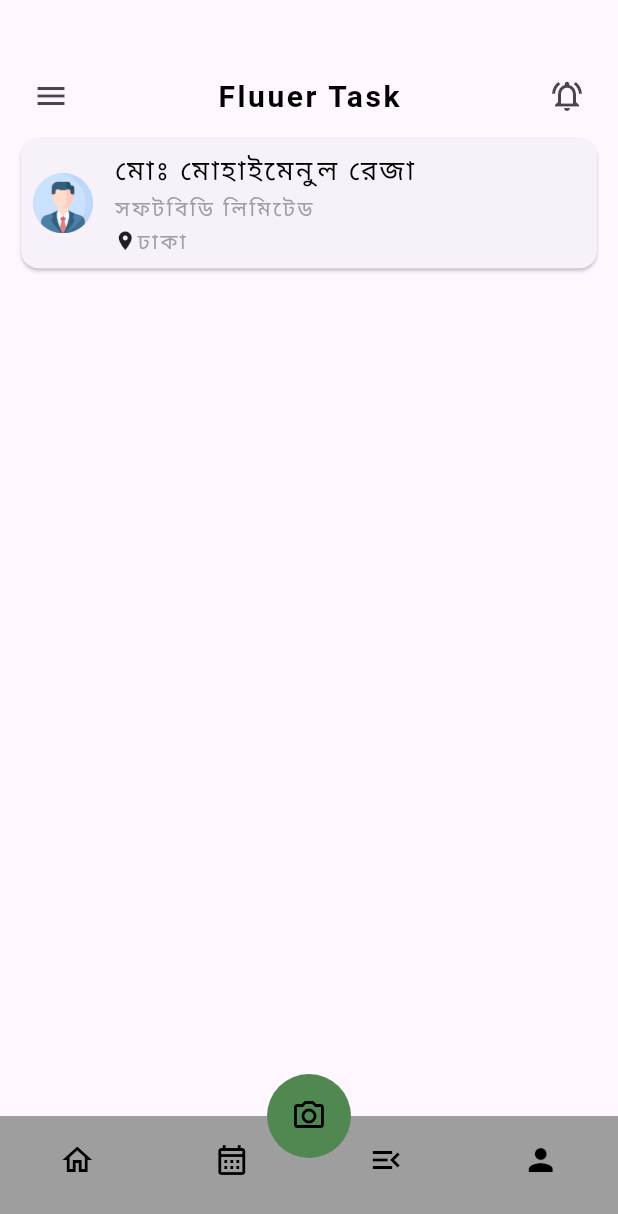
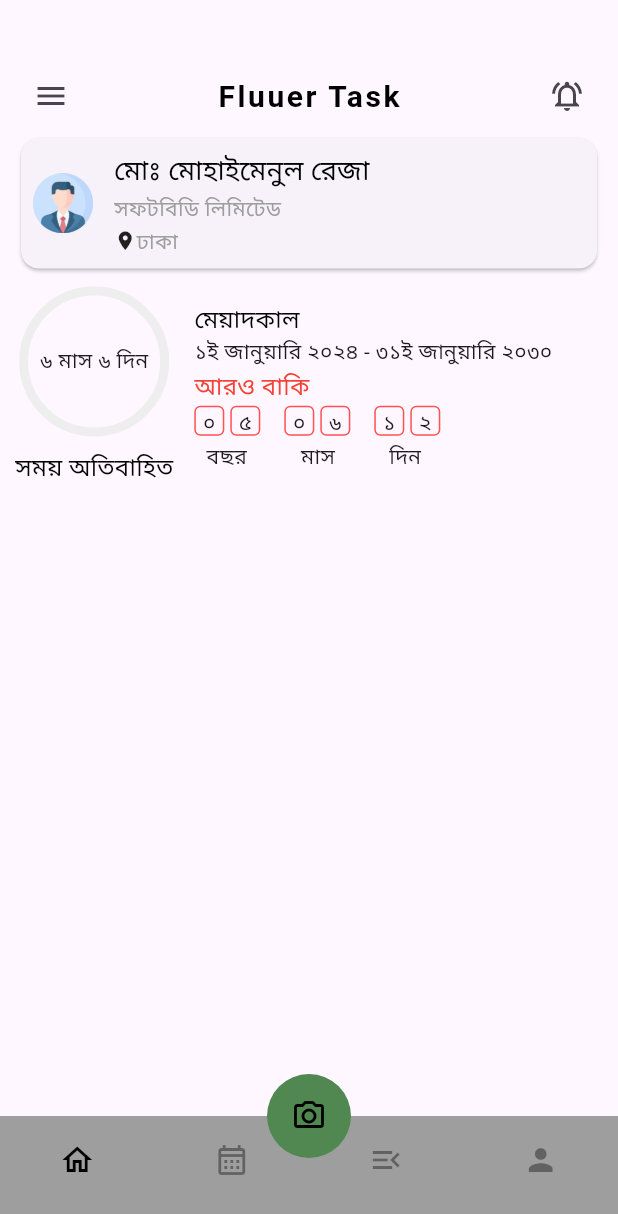
Before and after one commit to zihadsikder/softbd_task_app, a Flutter app: the screen it shows after launch, on a phone screen of 412 x 824 dp. Shown: the top 1214 px of the screen. Run offline on Flutter 3.47's test engine with Material 3 defaults, Android fonts, the light colour scheme and no system bars; our stand-ins replace get.

Commit message:
add time management & duration row in home screen

```diff
--- a/lib/app/core/config/app_text_style.dart
+++ b/lib/app/core/config/app_text_style.dart
@@ -7,7 +7,7 @@ class AppTextStyles {
       fontWeight: FontWeight.w500,
       fontSize: fontSize,
       color: color,
-      letterSpacing: 1.7,
+      //letterSpacing: 1.7,
       height: 1.5,
     );
   }
@@ -17,18 +17,18 @@ class AppTextStyles {
     return TextStyle(
       fontSize: fontSize,
       color: color,
-      letterSpacing: 1.7,
+      //letterSpacing: 1.7,
       height: 1.5,
     );
   }
 
   static TextStyle normalStyle(
-      {Color color = Colors.black, double fontSize = 14}) {
+      {Color color = Colors.black, double fontSize = 16}) {
     return TextStyle(
       fontWeight: FontWeight.w500,
       fontSize: fontSize,
       color: color,
-      letterSpacing: 1.7,
+      //letterSpacing: 1.7,
       height: 1.5,
     );
   }
--- a/lib/app/modules/home/views/home_view.dart
+++ b/lib/app/modules/home/views/home_view.dart
@@ -4,36 +4,135 @@ import 'package:get/get.dart';
 import 'package:softbd_task/app/core/config/app_text_style.dart';
 import 'package:softbd_task/app/core/constants/app_assets.dart';
 import 'package:softbd_task/app/core/widhets/profile_summary_card.dart';
+import 'package:softbd_task/app/modules/home/views/widgets/date_container.dart';
 
 import '../controllers/home_controller.dart';
 
 class HomeView extends GetView<HomeController> {
-  const HomeView({Key? key}) : super(key: key);
+  const HomeView({super.key});
+
   @override
   Widget build(BuildContext context) {
     return Scaffold(
-      body:Padding(
+        body: Padding(
       padding: const EdgeInsets.all(10.0),
       child: Column(
         children: [
-            ProfileSummaryCard(text: 'Fluuer Task',),
+          const ProfileSummaryCard(
+            text: 'Fluuer Task',
+          ),
           Card(
             child: Padding(
               padding: const EdgeInsets.all(8.0),
               child: Row(
                 children: [
                   CircleAvatar(
-                        child: Image.asset(AppAssets.profile,)),
-                    SizedBox(width: 14.0,),
+                      child: Image.asset(
+                    AppAssets.profile,
+                  )),
+                  const SizedBox(
+                    width: 14.0,
+                  ),
                   Column(
                     crossAxisAlignment: CrossAxisAlignment.start,
                     children: [
-                        Text('মোঃ মোহাইমেনুল রেজা',style: AppTextStyles.headLineStyle(),),
-                        Text('সফটবিডি লিমিটেড',style: AppTextStyles.subHeadLineStyle(),),
+                      Text(
+                        'মোঃ মোহাইমেনুল রেজা',
+                        style: AppTextStyles.headLineStyle(),
+                      ),
+                      Text(
+                        'সফটবিডি লিমিটেড',
+                        style: AppTextStyles.subHeadLineStyle(),
+                      ),
                       Row(
                         children: [
-                            Icon(Icons.location_on,size: 15,),
-                            Text('ঢাকা',style: AppTextStyles.subHeadLineStyle(),),
+                          const Icon(
+                            Icons.location_on,
+                            size: 15,
+                          ),
+                          Text(
+                            'ঢাকা',
+                            style: AppTextStyles.subHeadLineStyle(),
+                          ),
+                        ],
+                      ),
+                    ],
+                  ),
+                ],
+              ),
+            ),
+          ),
+          const SizedBox(height: 8.0,),
+          Row(
+            children: [
+              Column(
+                children: [
+                  Container(
+                      width: 100,
+                      height: 100,
+                      decoration: BoxDecoration(
+                          shape: BoxShape.circle,
+                          //color: Colors.black38,
+                          border: Border.all(
+                            color: Colors.grey.shade200,
+                            width: 6.0,
+                          )),
+                      child: const Center(child: Text('৬ মাস ৬ দিন'))),
+                  const SizedBox(
+                    height: 8.0,
+                  ),
+                  Text('সময় অতিবাহিত',style: AppTextStyles.normalStyle(),),
+                ],
+              ),
+              const SizedBox(
+                width: 14,
+              ),
+              Column(
+                crossAxisAlignment: CrossAxisAlignment.start,
+                children: [
+                  Text(
+                    'মেয়াদকাল',
+                    style: AppTextStyles.normalStyle(),
+                  ),
+                  const Text('১ই জানুয়ারি ২০২৪ - ৩১ই জানুয়ারি ২০৩০'),
+                  Text(
+                    'আরও বাকি',
+                    style: AppTextStyles.normalStyle(color: Colors.red),
+                  ),
+                  const Column(
+                    crossAxisAlignment: CrossAxisAlignment.start,
+                    children: [
+                      Row(
+                        mainAxisAlignment: MainAxisAlignment.spaceEvenly,
+                        children: [
+                          DateContainer(text: '০',),
+                          SizedBox(width: 4.0,),
+                          DateContainer(text: '৫',),
+                          SizedBox(width: 16.0,),
+                          DateContainer(text: '০',),
+                          SizedBox(width: 4.0,),
+                          DateContainer(text: '৬',),
+                          SizedBox(width: 16.0,),
+                          DateContainer(text: '১',),
+                          SizedBox(width: 4.0,),
+                          DateContainer(text: '২',),
+                        ],
+                      ),
+                      SizedBox(height: 4.0,),
+                      Row(
+                        mainAxisAlignment: MainAxisAlignment.start,
+                        crossAxisAlignment: CrossAxisAlignment.center,
+                        children: [
+                          SizedBox(width: 8.0,),
+                          Text('বছর'),
+                          SizedBox(width: 36.0,),
+                          Text('মাস'),
+                          SizedBox(width: 36.0,),
+                          Text('দিন'),
+                        ],
+                      ),
+                    ],
+                  ),
                 ],
               ),
             ],
@@ -41,12 +140,6 @@ class HomeView extends GetView<HomeController> {
 
         ],
       ),
-              ),
-            )
-
-          ],
-        ),
-      )
-    );
+    ));
   }
 }
--- /dev/null
+++ b/lib/app/modules/home/views/widgets/date_container.dart
@@ -0,0 +1,21 @@
+import 'package:flutter/material.dart';
+
+class DateContainer extends StatelessWidget {
+  const DateContainer({
+    super.key, required this.text,
+  });
+  final String text;
+  @override
+  Widget build(BuildContext context) {
+    return Container(
+        width: 20,
+        height: 20,
+        decoration: BoxDecoration(
+            borderRadius: BorderRadius.all(Radius.circular(4)),
+            border: Border.all(
+              color: Colors.redAccent,
+              width: 1.0,
+            )),
+        child:  Center(child: Text(text),),);
+  }
+}
--- a/lib/app/modules/main_bottom_nav/controllers/main_bottom_nav_controller.dart
+++ b/lib/app/modules/main_bottom_nav/controllers/main_bottom_nav_controller.dart
@@ -15,8 +15,6 @@ class MainBottomNavController extends GetxController {
   List screens = [
     HomeView(),
     TimeView(),
-    HomeView(),
-    TimeView(),
   ];
 
   void changeIndex(int index) {
--- a/lib/app/modules/main_bottom_nav/views/main_bottom_nav_view.dart
+++ b/lib/app/modules/main_bottom_nav/views/main_bottom_nav_view.dart
@@ -16,7 +16,7 @@ class MainBottomNavView extends GetView<MainBottomNavController> {
         child: Container(
           width: 70,
             height: 70,
-            decoration: BoxDecoration(
+            decoration: const BoxDecoration(
               color: Color(0xff518852),
               shape: BoxShape.circle,
               // border: Border.all(
@@ -24,12 +24,12 @@ class MainBottomNavView extends GetView<MainBottomNavController> {
               //   width: 4.0
               // )
             ),
-            child: Icon(Icons.camera_alt_outlined,color: Colors.black,)),
+            child: const Icon(Icons.camera_alt_outlined,color: Colors.black,)),
       ),
       floatingActionButtonLocation: FloatingActionButtonLocation.centerDocked,
       bottomNavigationBar: BottomAppBar(
         padding: EdgeInsets.zero,
-        shape: CircularNotchedRectangle(),
+        shape: const CircularNotchedRectangle(),
         notchMargin: 6.0,
         child: Obx(() => BottomNavigationBar(
           backgroundColor: Colors.grey,
@@ -54,10 +54,9 @@ class MainBottomNavView extends GetView<MainBottomNavController> {
           ],
           onTap: controller.changeIndex,
           type: BottomNavigationBarType.fixed,
-
           currentIndex: controller.currentIndex,
           selectedItemColor: Colors.black,
-          unselectedItemColor: Colors.black,
+          unselectedItemColor: Colors.black38,
           showUnselectedLabels: true,
           showSelectedLabels: true,
         )),
```
Lines whose indentation alone changed are shown as unchanged.
